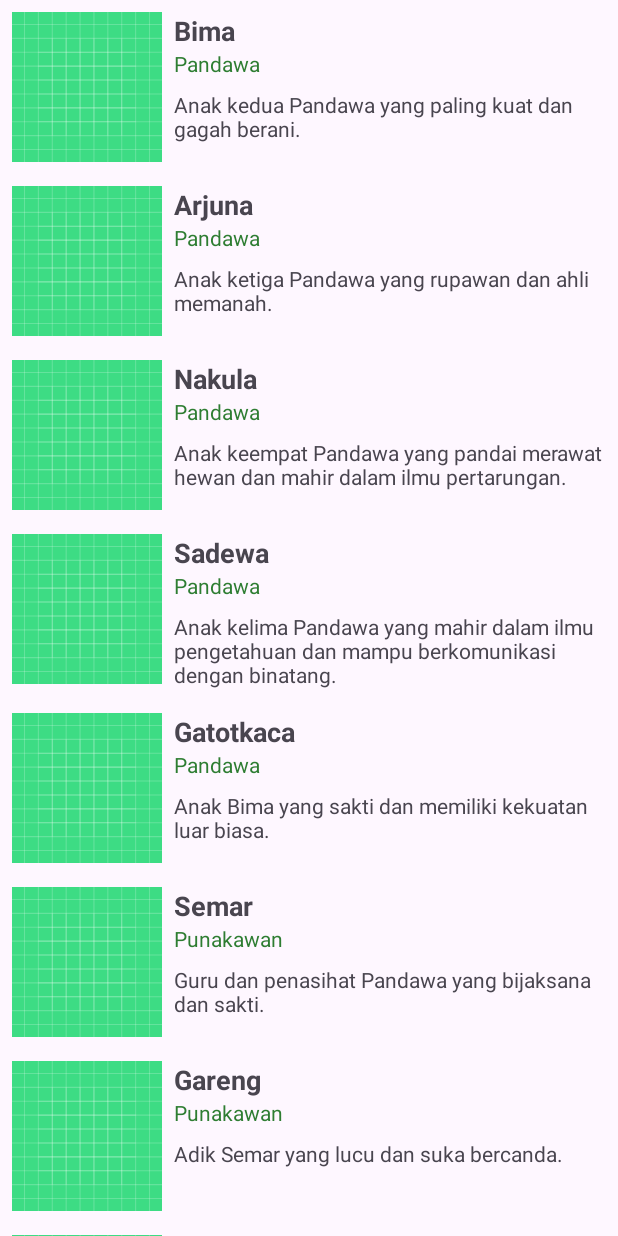
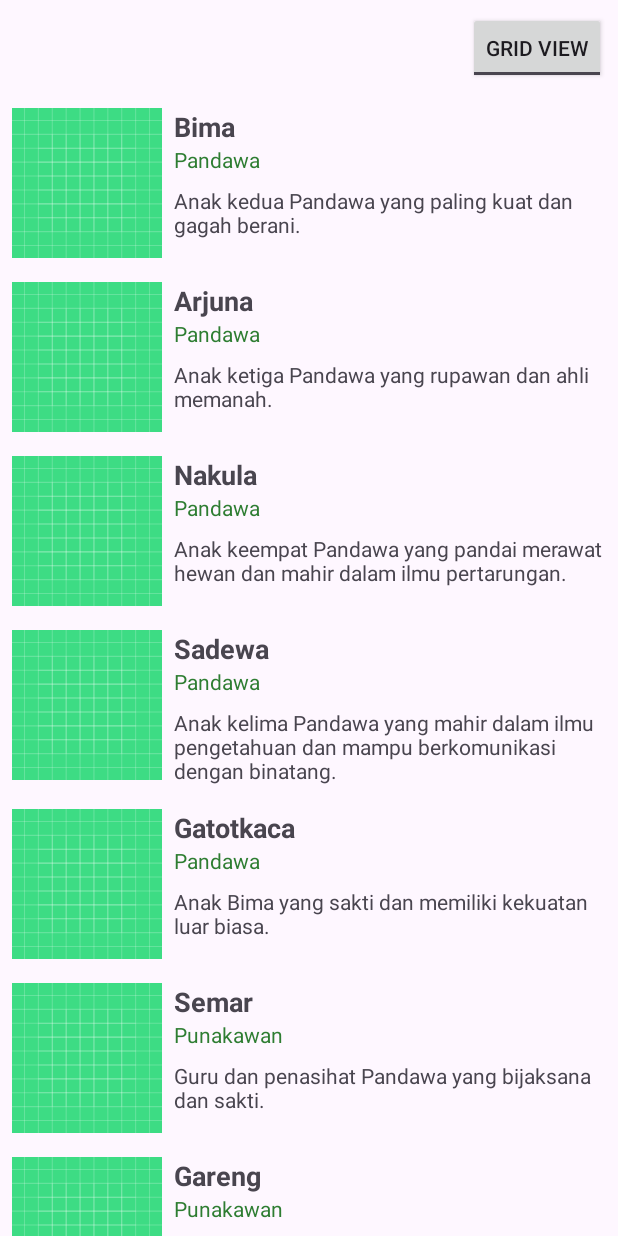
Before and after one commit to Choliem/LatFragmentSederhana, an Android app: the screen it shows after launch (MainActivity), on a phone screen of 412 x 824 dp. Run offline under Robolectric (Android 15) with nearby library versions, the phone set to English and light mode, and no system bars.

Commit message:
grid layout

```diff
--- a/app/src/main/java/choliem/paba/latrecyclerview/MainActivity.kt
+++ b/app/src/main/java/choliem/paba/latrecyclerview/MainActivity.kt
@@ -5,6 +5,7 @@ import androidx.activity.enableEdgeToEdge
 import androidx.appcompat.app.AppCompatActivity
 import androidx.core.view.ViewCompat
 import androidx.core.view.WindowInsetsCompat
+import androidx.recyclerview.widget.GridLayoutManager
 import androidx.recyclerview.widget.LinearLayoutManager
 import choliem.paba.latrecyclerview.databinding.ActivityMainBinding
 
@@ -31,6 +32,10 @@ class MainActivity : AppCompatActivity() {
         siapkanData()
         tambahData()
         tampilkanData()
+
+        binding.btnToggleLayout.setOnCheckedChangeListener { _, isChecked ->
+            tampilkanData()
+        }
     }
 
     private fun siapkanData() {
@@ -54,7 +59,11 @@ class MainActivity : AppCompatActivity() {
     }
 
     private fun tampilkanData() {
-        binding.rvWayang.layoutManager = LinearLayoutManager(this)
+        if (binding.btnToggleLayout.isChecked) {
+            binding.rvWayang.layoutManager = GridLayoutManager(this, 2)
+        } else {
+            binding.rvWayang.layoutManager = LinearLayoutManager(this)
+        }
 
         binding.rvWayang.adapter = AdapterRecView(_arWayang)
     }
--- a/app/src/main/res/layout/activity_main.xml
+++ b/app/src/main/res/layout/activity_main.xml
@@ -7,6 +7,16 @@
     android:orientation="vertical"
     tools:context=".MainActivity">
 
+    <ToggleButton
+        android:id="@+id/btnToggleLayout"
+        android:layout_width="wrap_content"
+        android:layout_height="wrap_content"
+        android:layout_gravity="end"
+        android:layout_margin="8dp"
+        android:textOn="List View"
+        android:textOff="Grid View"
+        android:checked="false" />
+
     <androidx.recyclerview.widget.RecyclerView
         android:layout_width="match_parent"
         android:layout_height="match_parent"
```
